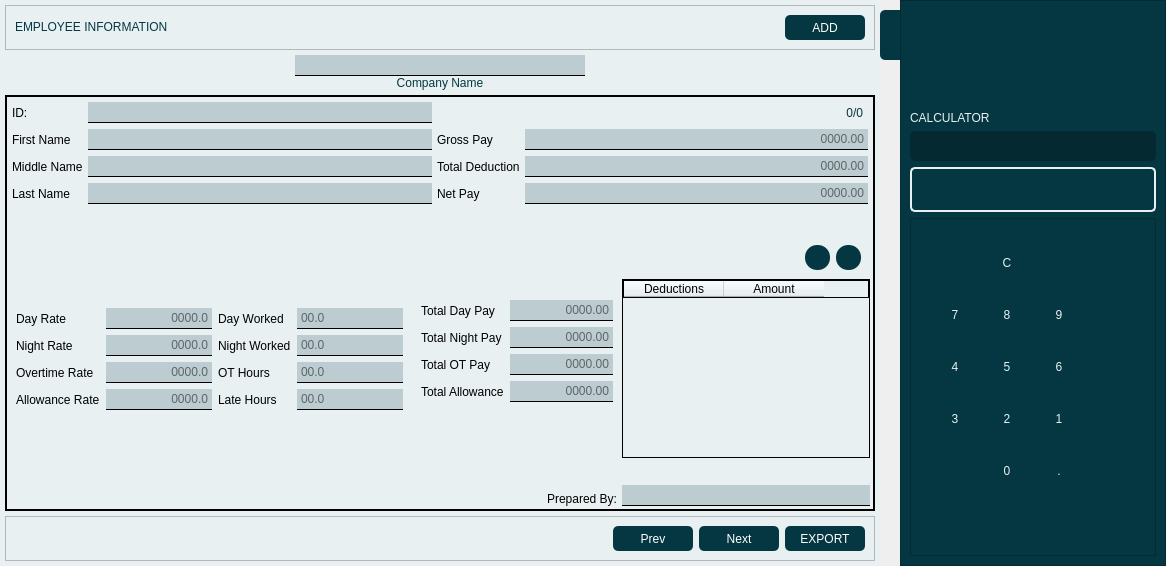
chraem/Mugna, file assets/mainWindow.ui: the form before one commit.
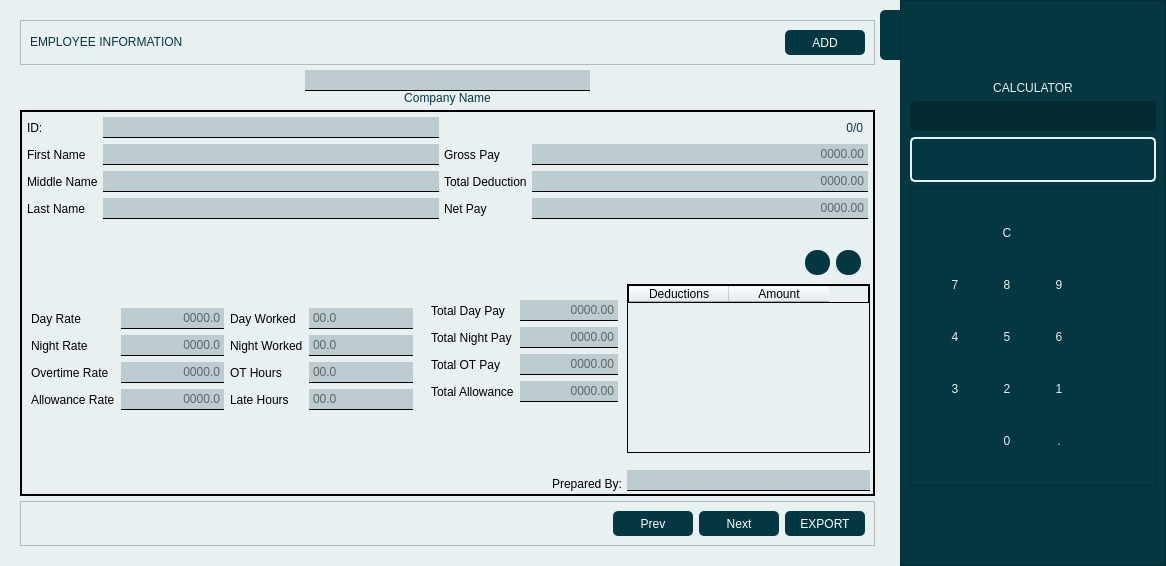
The form after the commit. Icons and pictures are not drawn.

```diff
--- a/assets/mainWindow.ui
+++ b/assets/mainWindow.ui
@@ -17,6 +17,9 @@
    <iconset resource="images/main_images.qrc">
     <normaloff>:/images/cat.png</normaloff>:/images/cat.png</iconset>
   </property>
+  <property name="styleSheet">
+   <string notr="true">background-color: rgb(232, 240, 242);</string>
+  </property>
   <widget class="QWidget" name="centralwidget">
    <layout class="QHBoxLayout" name="horizontalLayout">
     <property name="spacing">
@@ -56,16 +59,16 @@
         <number>5</number>
        </property>
        <property name="leftMargin">
-        <number>5</number>
+        <number>20</number>
        </property>
        <property name="topMargin">
-        <number>5</number>
+        <number>20</number>
        </property>
        <property name="rightMargin">
         <number>5</number>
        </property>
        <property name="bottomMargin">
-        <number>5</number>
+        <number>20</number>
        </property>
        <item>
         <widget class="QFrame" name="frame_5">
@@ -1557,12 +1560,15 @@
          <property name="text">
           <string>CALCULATOR</string>
          </property>
+         <property name="alignment">
+          <set>Qt::AlignCenter</set>
+         </property>
         </widget>
        </item>
        <item>
         <widget class="QLineEdit" name="cache_calc_BTN">
          <property name="sizePolicy">
-          <sizepolicy hsizetype="Expanding" vsizetype="Fixed">
+          <sizepolicy hsizetype="Expanding" vsizetype="Preferred">
            <horstretch>0</horstretch>
            <verstretch>0</verstretch>
           </sizepolicy>
@@ -1737,19 +1743,6 @@
                </property>
               </widget>
              </item>
-             <item row="5" column="2">
-              <spacer name="verticalSpacer_2">
-               <property name="orientation">
-                <enum>Qt::Vertical</enum>
-               </property>
-               <property name="sizeHint" stdset="0">
-                <size>
-                 <width>20</width>
-                 <height>40</height>
-                </size>
-               </property>
-              </spacer>
-             </item>
              <item row="4" column="2">
               <widget class="QPushButton" name="decimal_calc_BTN">
                <property name="sizePolicy">
@@ -2471,6 +2464,19 @@
          </layout>
         </widget>
        </item>
+       <item>
+        <spacer name="verticalSpacer_2">
+         <property name="orientation">
+          <enum>Qt::Vertical</enum>
+         </property>
+         <property name="sizeHint" stdset="0">
+          <size>
+           <width>20</width>
+           <height>40</height>
+          </size>
+         </property>
+        </spacer>
+       </item>
       </layout>
      </widget>
     </item>
```
